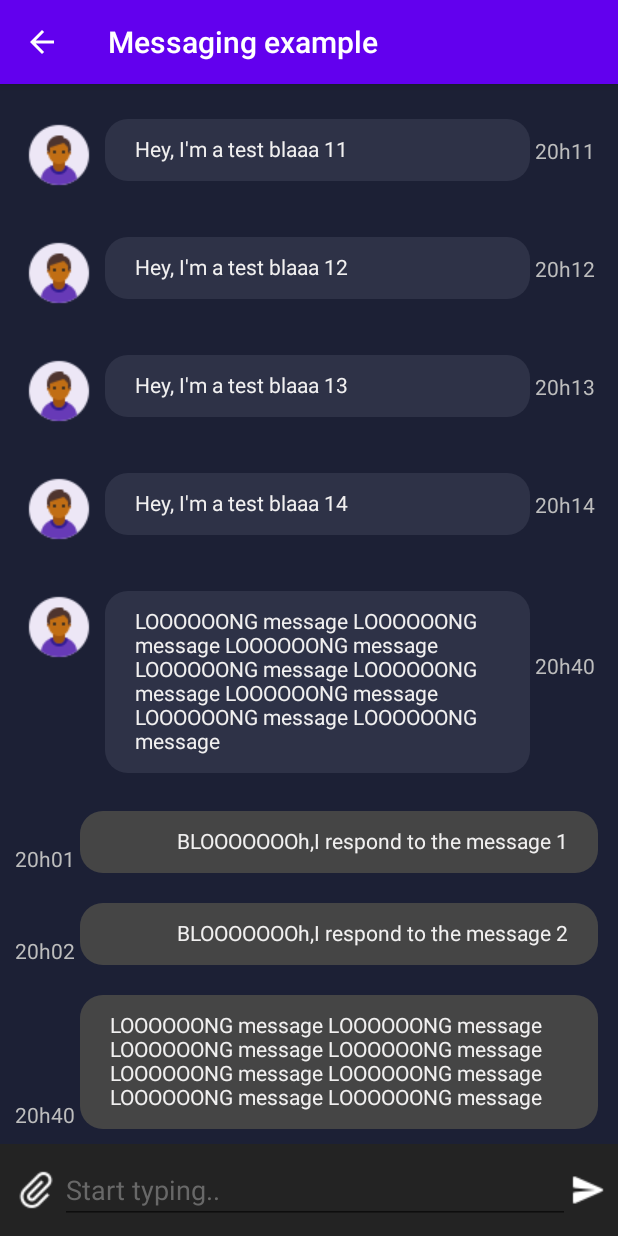
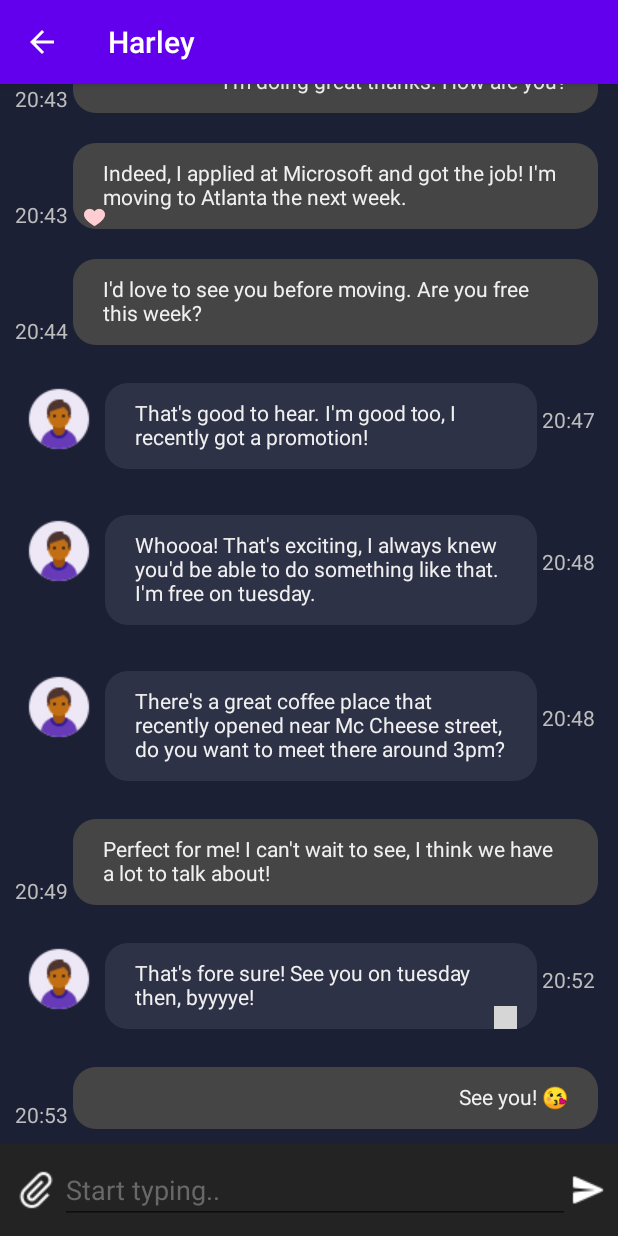
Before and after one commit to MrEliptik/kotlin_messaging_ui_example, an Android app: the screen it shows after launch (MainActivity), on a phone screen of 412 x 824 dp. Run offline under Robolectric (Android 15) with nearby library versions, the phone set to English and light mode, and no system bars; grey boxes are pictures that could not be loaded.

Commit message:
replace 'h' with ':' in premade messages

```diff
--- a/app/src/main/java/com/example/kotlin_messaging_example/MainActivity.kt
+++ b/app/src/main/java/com/example/kotlin_messaging_example/MainActivity.kt
@@ -48,17 +48,19 @@ class MainActivity : AppCompatActivity() {
 
         sendBtn.setOnClickListener {
             val text = editText.text.trim()
-            if (!text.isEmpty()) {
+            if (text.isNotEmpty()) {
                 val msg = JSONObject()
                 msg.put("Text", text)
-                val currentTime: String =
-                    SimpleDateFormat("HH:mm", Locale.getDefault()).format(Date())
-                msg.put("Hour", currentTime)
+                msg.put("Hour", SimpleDateFormat("HH:mm", Locale.getDefault()).format(Date()))
                 msg.put("Speaker", "me")
+                msg.put("Emoji", "")
                 messages.put(msg)
+
                 adapter.notifyDataSetChanged();
+
                 val ring: MediaPlayer = MediaPlayer.create(applicationContext, R.raw.send)
                 ring.start()
+
                 scrollToBottom()
                 editText.setText("")
             }
@@ -67,6 +69,9 @@ class MainActivity : AppCompatActivity() {
         attachmentBtn.setOnClickListener {
 
         }
+
+        // Set title bar
+        title = "Harley";
     }
 
     override fun onSupportNavigateUp(): Boolean {
@@ -75,37 +80,87 @@ class MainActivity : AppCompatActivity() {
     }
 
     private fun createMessages() {
-        for (i in 1 until 15) {
-            val msg = JSONObject()
-            msg.put("Text", "Hey, I'm a test blaaa $i")
-            val min = String.format("%02d", i)
-            msg.put("Hour", "20h$min")
-            msg.put("Speaker", "other")
-            msg.put("Emoji", "")
-            messages.put(msg)
-        }
 
         var msg = JSONObject()
-        msg.put("Text", "LOOOOOONG message LOOOOOONG message LOOOOOONG message LOOOOOONG message LOOOOOONG message LOOOOOONG message LOOOOOONG message LOOOOOONG message")
-        msg.put("Hour", "20h40")
+        msg.put("Text", "Hey, it's been a long time, how are you?")
+        msg.put("Hour", "20:40")
         msg.put("Speaker", "other")
         msg.put("Emoji", "")
         messages.put(msg)
 
-
-        for (i in 1 until 3) {
-            val msg = JSONObject()
-            msg.put("Text", "BLOOOOOOOh,I respond to the message $i")
-            val min = String.format("%02d", i)
-            msg.put("Hour", "20h$min")
-            msg.put("Speaker", "me")
-            msg.put("Emoji", "")
-            messages.put(msg)
-        }
+        msg = JSONObject()
+        msg.put("Text", "I saw your mom yesterday, she told me you were about to move?")
+        msg.put("Hour", "20:40")
+        msg.put("Speaker", "other")
+        msg.put("Emoji", "")
+        messages.put(msg)
 
         msg = JSONObject()
-        msg.put("Text", "LOOOOOONG message LOOOOOONG message LOOOOOONG message LOOOOOONG message LOOOOOONG message LOOOOOONG message LOOOOOONG message LOOOOOONG message")
-        msg.put("Hour", "20h40")
+        msg.put("Text", "Hey Harley! It's been a while yes, I'm glad you took the time to send me a message!")
+        msg.put("Hour", "20:42")
+        msg.put("Speaker", "me")
+        msg.put("Emoji", "")
+        messages.put(msg)
+
+        msg = JSONObject()
+        msg.put("Text", "I'm doing great thanks. How are you?")
+        msg.put("Hour", "20:43")
+        msg.put("Speaker", "me")
+        msg.put("Emoji", "")
+        messages.put(msg)
+
+        msg = JSONObject()
+        msg.put("Text", "Indeed, I applied at Microsoft and got the job! I'm moving to Atlanta the next week.")
+        msg.put("Hour", "20:43")
+        msg.put("Speaker", "me")
+        msg.put("Emoji", "heart")
+        messages.put(msg)
+
+        msg = JSONObject()
+        msg.put("Text", "I'd love to see you before moving. Are you free this week?")
+        msg.put("Hour", "20:44")
+        msg.put("Speaker", "me")
+        msg.put("Emoji", "")
+        messages.put(msg)
+
+        msg = JSONObject()
+        msg.put("Text", "That's good to hear. I'm good too, I recently got a promotion!")
+        msg.put("Hour", "20:47")
+        msg.put("Speaker", "other")
+        msg.put("Emoji", "")
+        messages.put(msg)
+
+        msg = JSONObject()
+        msg.put("Text", "Whoooa! That's exciting, I always knew you'd be able to do something like that. I'm free on tuesday.")
+        msg.put("Hour", "20:48")
+        msg.put("Speaker", "other")
+        msg.put("Emoji", "")
+        messages.put(msg)
+
+        msg = JSONObject()
+        msg.put("Text", "There's a great coffee place that recently opened near Mc Cheese street, do you want to meet there around 3pm?")
+        msg.put("Hour", "20:48")
+        msg.put("Speaker", "other")
+        msg.put("Emoji", "")
+        messages.put(msg)
+
+        msg = JSONObject()
+        msg.put("Text", "Perfect for me! I can't wait to see, I think we have a lot to talk about!")
+        msg.put("Hour", "20:49")
+        msg.put("Speaker", "me")
+        msg.put("Emoji", "")
+        messages.put(msg)
+
+        msg = JSONObject()
+        msg.put("Text", "That's fore sure! See you on tuesday then, byyyye!")
+        msg.put("Hour", "20:52")
+        msg.put("Speaker", "other")
+        msg.put("Emoji", "like")
+        messages.put(msg)
+
+        msg = JSONObject()
+        msg.put("Text", "See you! \uD83D\uDE18")
+        msg.put("Hour", "20:53")
         msg.put("Speaker", "me")
         msg.put("Emoji", "")
         messages.put(msg)
```
